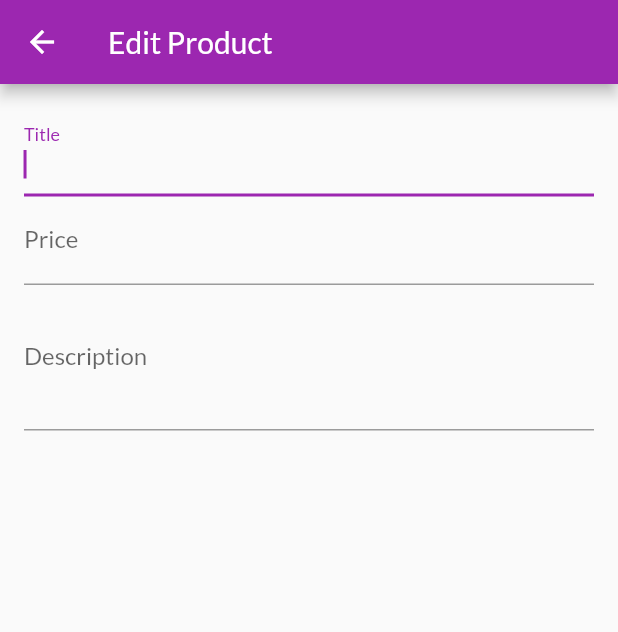
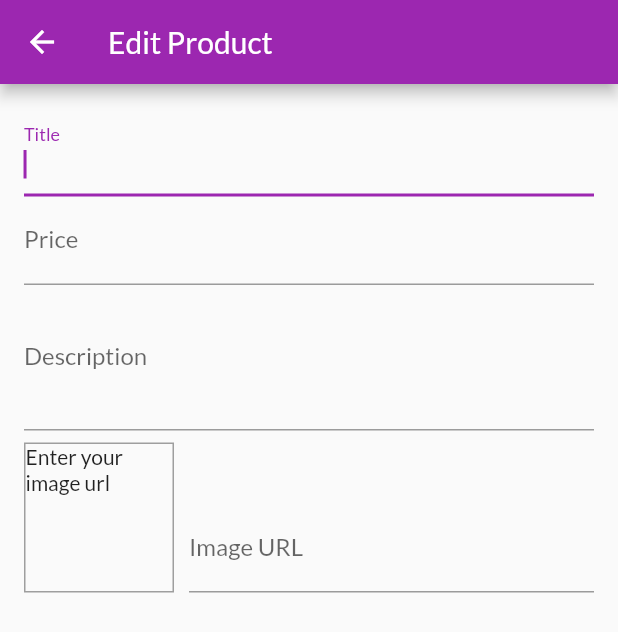
Before and after one commit to daopmdean/the-shop, a Flutter app: the EditProductScreen screen opened by its route, on a phone screen of 412 x 824 dp. Shown: the top 632 px of the screen. Run offline on Flutter 3.47's test engine with Material 2 defaults, Android fonts, the phone set to English and light mode, and no system bars; network calls fail.

Commit message:
edit product form

```diff
--- a/lib/screen/edit_product_screen.dart
+++ b/lib/screen/edit_product_screen.dart
@@ -8,6 +8,29 @@
 }
 
 class _EditProductScreenState extends State<EditProductScreen> {
+  final _imageUrlController = TextEditingController();
+  final _imageUrlFocusNode = FocusNode();
+
+  @override
+  void initState() {
+    super.initState();
+    _imageUrlFocusNode.addListener(_updateFocusNode);
+  }
+
+  @override
+  void dispose() {
+    _imageUrlFocusNode.removeListener(_updateFocusNode);
+    _imageUrlController.dispose();
+    _imageUrlFocusNode.dispose();
+    super.dispose();
+  }
+
+  void _updateFocusNode() {
+    if (!_imageUrlFocusNode.hasFocus) {
+      setState(() {});
+    }
+  }
+
   @override
   Widget build(BuildContext context) {
     return Scaffold(
@@ -34,6 +57,39 @@
                 maxLines: 3,
                 keyboardType: TextInputType.multiline,
               ),
+              Row(
+                crossAxisAlignment: CrossAxisAlignment.end,
+                children: [
+                  Container(
+                    margin: const EdgeInsets.only(top: 8, right: 10),
+                    height: 100,
+                    width: 100,
+                    decoration: BoxDecoration(
+                      border: Border.all(
+                        width: 1,
+                        color: Colors.grey,
+                      ),
+                    ),
+                    child: _imageUrlController.text.isEmpty
+                        ? Text('Enter your image url')
+                        : FittedBox(
+                            child: Image.network(_imageUrlController.text),
+                          ),
+                  ),
+                  Expanded(
+                    child: TextFormField(
+                      decoration: InputDecoration(labelText: 'Image URL'),
+                      keyboardType: TextInputType.url,
+                      textInputAction: TextInputAction.done,
+                      controller: _imageUrlController,
+                      focusNode: _imageUrlFocusNode,
+                      onEditingComplete: () {
+                        setState(() {});
+                      },
+                    ),
+                  ),
+                ],
+              ),
             ],
           ),
         ),
```
